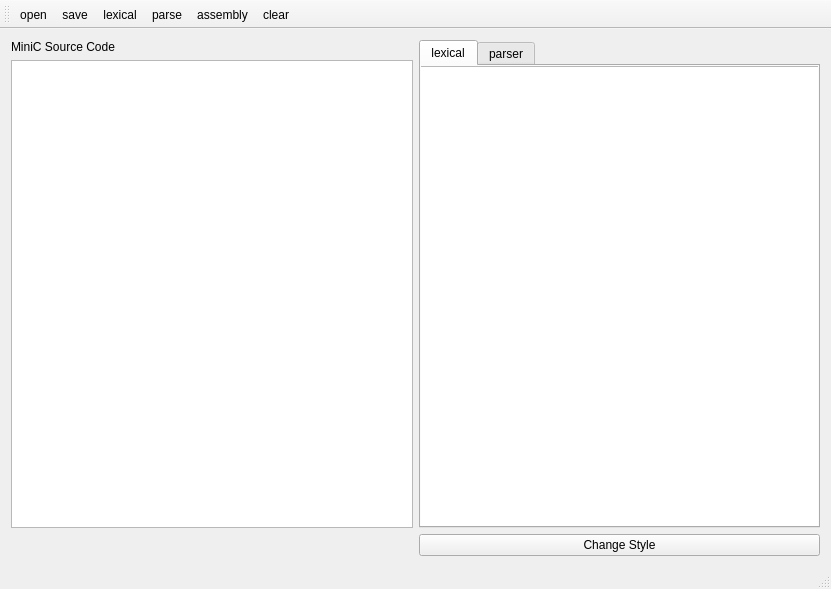
Before: the Qt Designer form MiniCTeat/mainwindow.ui in Dudebla/MiniC-CompilingPrinciplesCourse, drawn with Qt 5.
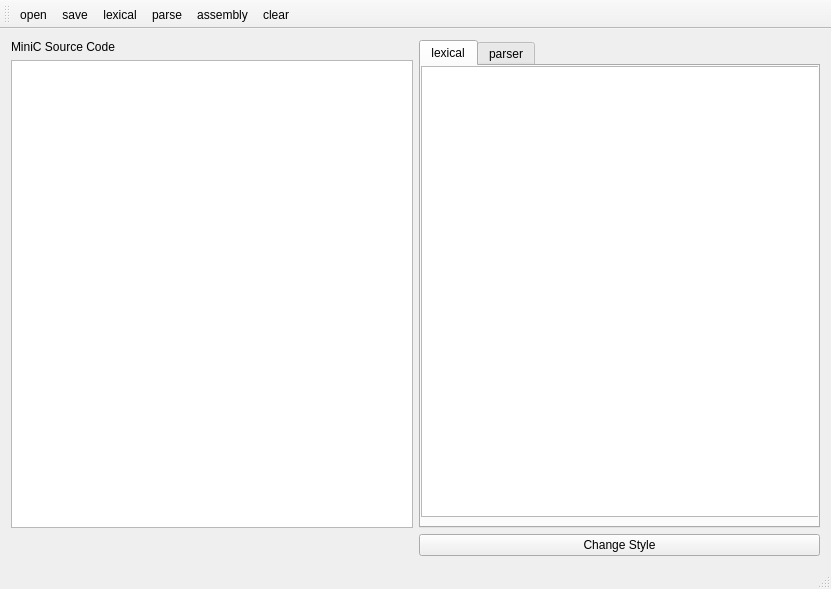
After: the same form once the commit is applied.

Commit message: 调整ui，重新添加map

The edit to the form file:
```diff
--- a/MiniCTeat/mainwindow.ui
+++ b/MiniCTeat/mainwindow.ui
@@ -48,10 +48,10 @@
        <widget class="QTextEdit" name="lexicalTextEdit">
         <property name="geometry">
          <rect>
-          <x>-10</x>
+          <x>0</x>
           <y>0</y>
-          <width>411</width>
-          <height>461</height>
+          <width>401</width>
+          <height>451</height>
          </rect>
         </property>
        </widget>
```
The commit also changes 1 other file.
